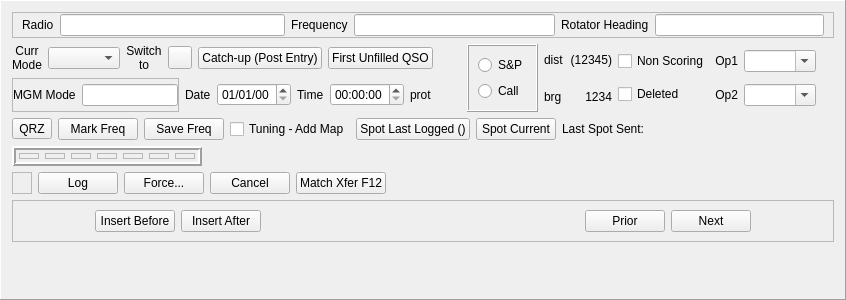
This is mqt/MqtLogger/qsologframe.ui in Rsclub22/Minos2-Mirror as Qt 5 draws it before an edit. The edited form follows.
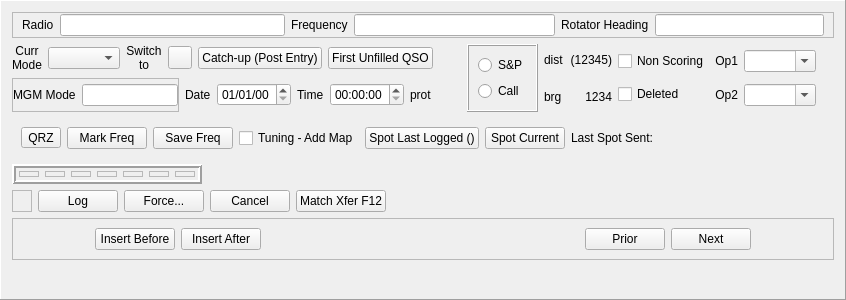
This is the edited form. Custom widgets are drawn as their Qt base class.

Commit message: Don't display blank QRZ/Cluster/Bandmap frame when there is nothing visible in it

The edit to the form file:
```diff
--- a/mqt/MqtLogger/qsologframe.ui
+++ b/mqt/MqtLogger/qsologframe.ui
@@ -498,6 +498,10 @@
     </layout>
    </item>
    <item>
+    <widget class="QFrame" name="clusterFrame">
+     <property name="frameShape">
+      <enum>QFrame::NoFrame</enum>
+     </property>
     <layout class="QHBoxLayout" name="horizontalLayout_16">
      <item>
       <layout class="QHBoxLayout" name="horizontalLayout_5">
@@ -592,6 +596,7 @@
       </layout>
      </item>
     </layout>
+    </widget>
    </item>
    <item>
     <layout class="QHBoxLayout" name="horizontalLayout_18">
```
Lines whose indentation alone changed are shown as unchanged. The commit also changes 2 other files.
